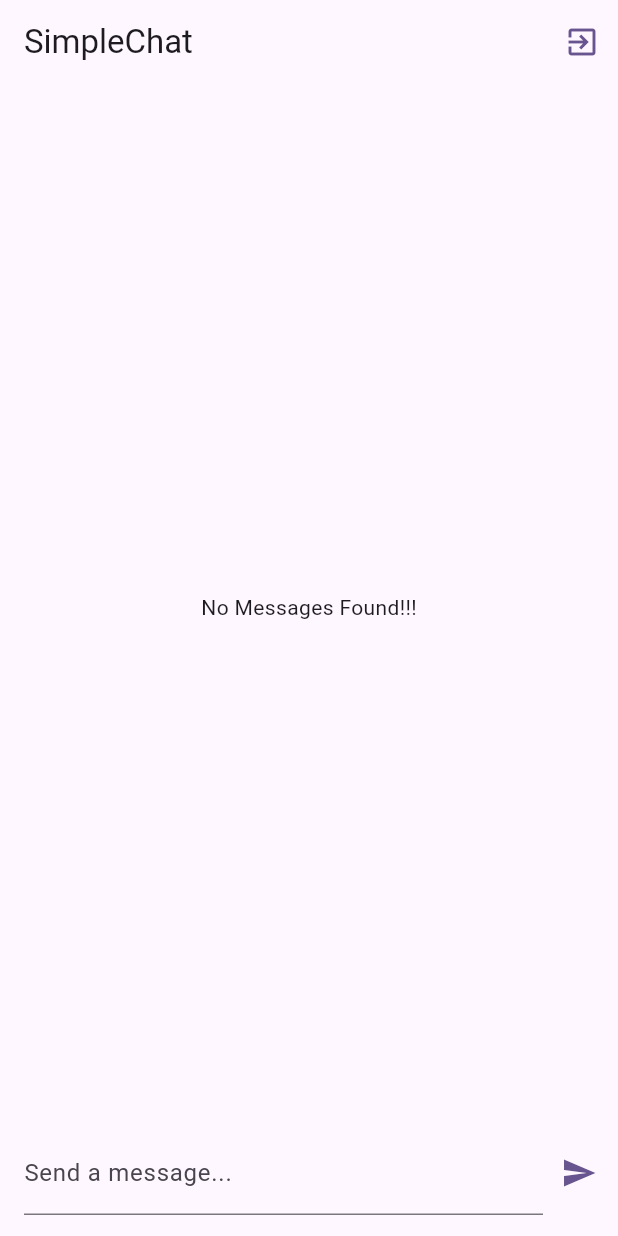
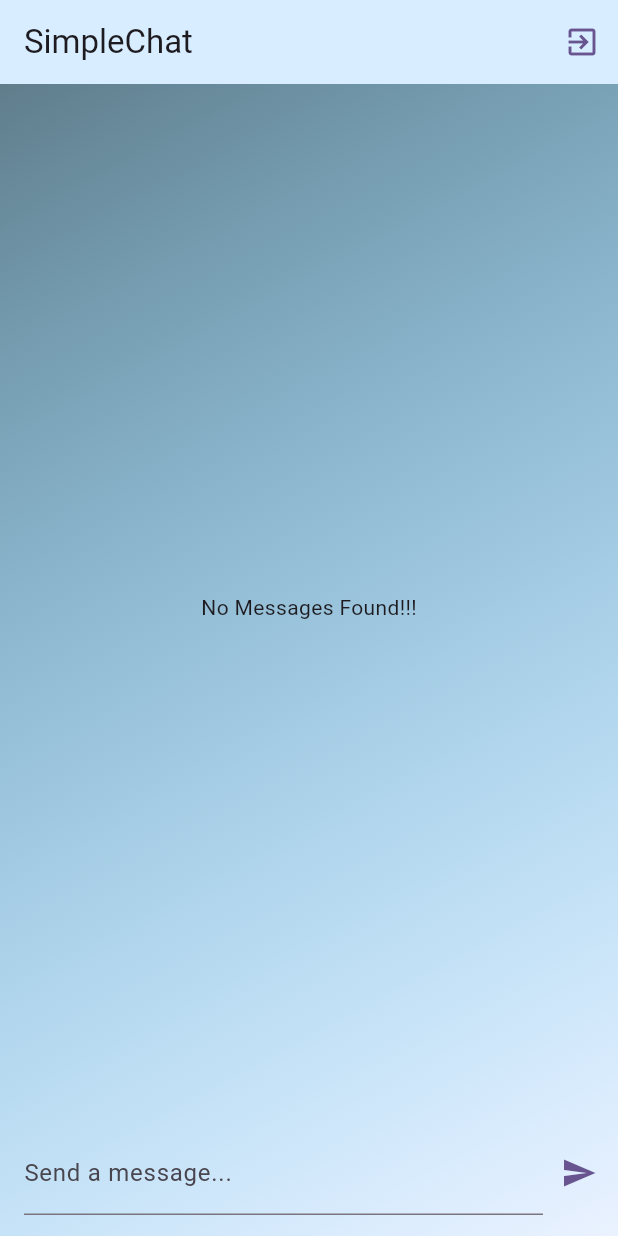
Before and after one commit to Iftikhar-Shams-Niloy/flutter_simple_chat, a Flutter app: the screen it shows once a user with an empty profile is signed in, on a phone screen of 412 x 824 dp. Run offline on Flutter 3.47's test engine with Material 3 defaults, Android fonts, the phone set to English and light mode, and no system bars; our stand-ins replace cloud_firestore, firebase_auth, firebase_core, image_picker; accounts and stored records are empty.

Commit message:
Refactor ChatScreen layout for improved readability and styling

```diff
--- a/lib/screens/chat_screen.dart
+++ b/lib/screens/chat_screen.dart
@@ -10,6 +10,7 @@ class ChatScreen extends StatelessWidget {
   Widget build(BuildContext context) {
     return Scaffold(
       appBar: AppBar(
+        backgroundColor: Colors.lightBlueAccent.withValues(alpha: 0.2),
         title: const Text("SimpleChat"),
         actions: [
           IconButton(
@@ -23,12 +24,24 @@ class ChatScreen extends StatelessWidget {
           ),
         ],
       ),
-      body: SafeArea(
-        child: Column(
-          children: [
-            Expanded(child: ChatMessages()),
-            NewMessage(),
-          ],
+      body: Container(
+        decoration: BoxDecoration(
+          gradient: LinearGradient(
+            begin: Alignment.topLeft,
+            end: Alignment.bottomRight,
+            colors: [
+              Colors.blueGrey.withValues(alpha: 1),
+              Colors.lightBlueAccent.withValues(alpha: 0.1),
+            ],
+          ),
+        ),
+        child: SafeArea(
+          child: Column(
+            children: [
+              Expanded(child: ChatMessages()),
+              NewMessage(),
+            ],
+          ),
         ),
       ),
     );
```
